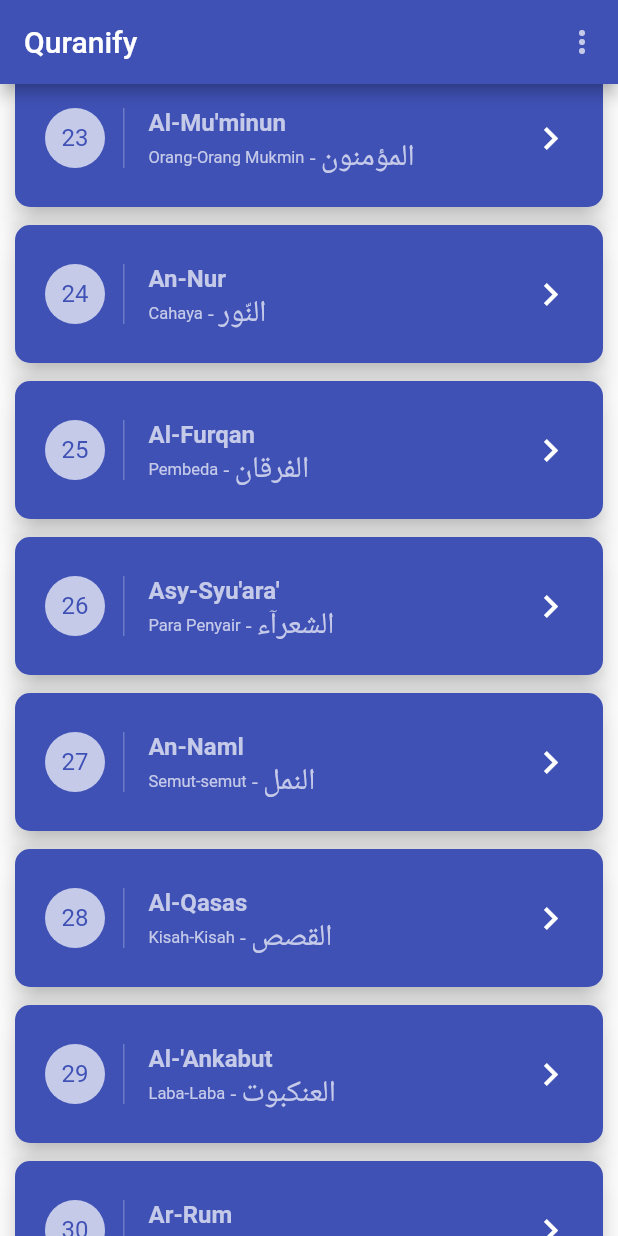
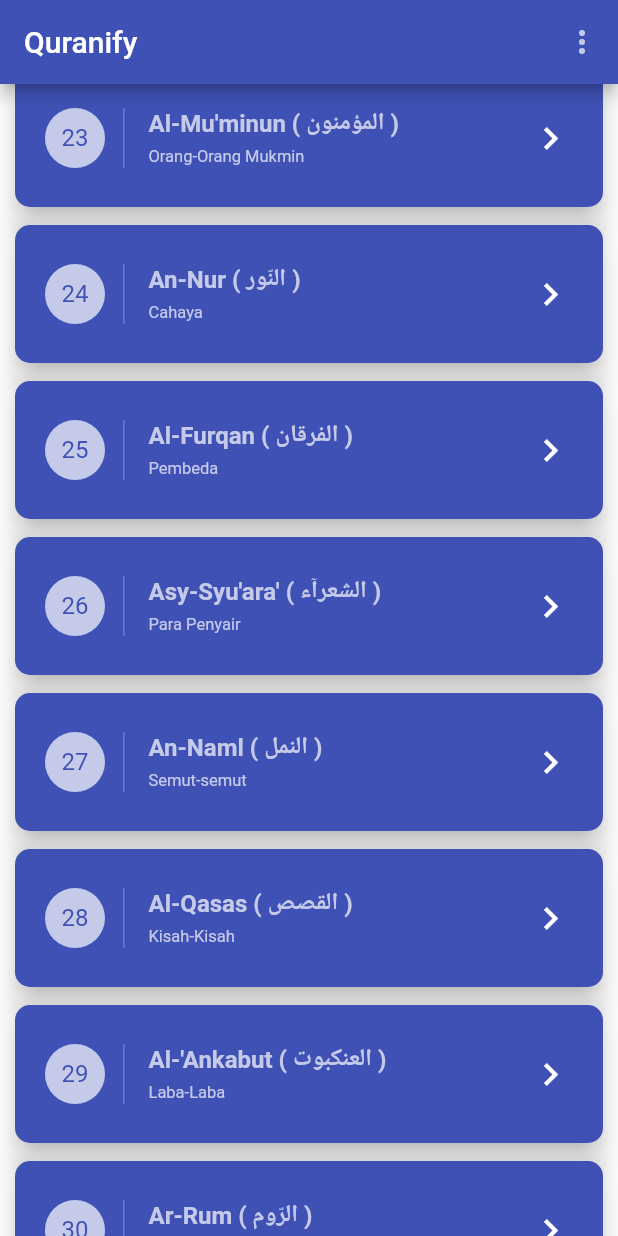
Before and after one commit to nicoaudy/quranify, a Flutter app: the screen it shows after launch, scrolled down 2304 dp, on a phone screen of 412 x 824 dp. Run offline on Flutter 3.47's test engine with Material 2 defaults, Android fonts, the phone set to English and light mode, and no system bars; generated files the repository leaves out were written again.

Commit message:
more convinient surah card

```diff
--- a/lib/components/card_info.dart
+++ b/lib/components/card_info.dart
@@ -48,34 +48,16 @@
               ),
             ),
             title: Text(
-              title,
+              '$title ( $arab )',
               style: TextStyle(
                 color: Theme.of(context).primaryColorLight,
                 fontWeight: FontWeight.bold,
               ),
             ),
-            subtitle: Row(
-              children: <Widget>[
-                Text(
-                  trans,
-                  style: TextStyle(
-                      color: Theme.of(context).primaryColorLight,
-                      fontSize: 11.0),
-                ),
-                Text(
-                  " - ",
-                  style: TextStyle(
-                    color: Theme.of(context).primaryColorLight,
-                  ),
-                ),
-                Text(
-                  arab,
-                  style: TextStyle(
-                    color: Theme.of(context).primaryColorLight,
-                    fontSize: 20.0,
-                  ),
-                )
-              ],
+            subtitle: Text(
+              trans,
+              style: TextStyle(
+                  color: Theme.of(context).primaryColorLight, fontSize: 11.0),
             ),
             trailing: GestureDetector(
               onTap: onTap,
```
